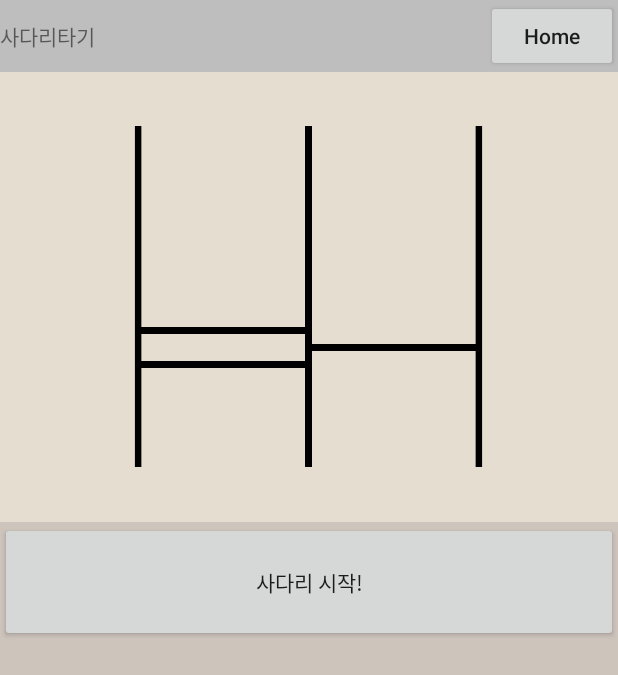
After one commit to cherrypicker1113/InnocentGhostLeg, an Android app: the LadderDrawingActivity screen opened directly, with no data from a screen before it, on a phone screen of 412 x 824 dp. The commit adds this screen. Shown: the top 675 px of the screen. Run offline under Robolectric (Android 15) with nearby library versions, the phone set to English and light mode, and no system bars.

Commit message:
#32 사다리 타기 기능 구현

```diff
--- a/app/src/main/AndroidManifest.xml
+++ b/app/src/main/AndroidManifest.xml
@@ -9,7 +9,8 @@
         android:roundIcon="@mipmap/ic_launcher_round"
         android:supportsRtl="true"
         android:theme="@style/Theme.InnocentGhostLeg">
-        <activity android:name=".GhostLegResultActivity"></activity>
+        <activity android:name=".ladder.LadderDrawingActivity"></activity>
+        <activity android:name=".GhostLegResultActivity" />
         <activity android:name=".ShjangActivity" />
         <activity android:name=".HrgwonActivity" />
         <activity android:name=".MainActivity">
--- a/app/src/main/java/com/innocent/ghostleg/ShjangActivity.kt
+++ b/app/src/main/java/com/innocent/ghostleg/ShjangActivity.kt
@@ -4,10 +4,10 @@ import android.content.Intent
 import android.support.v7.app.AppCompatActivity
 import android.os.Bundle
 import com.innocent.ghostleg.databinding.ActivityShjangBinding
+import com.innocent.ghostleg.ladder.LadderDrawingActivity
 
 class ShjangActivity : AppCompatActivity() {
     private lateinit var binding: ActivityShjangBinding
-    private var countOfPeople = 0
 
     override fun onCreate(savedInstanceState: Bundle?) {
         super.onCreate(savedInstanceState)
@@ -18,7 +18,7 @@ class ShjangActivity : AppCompatActivity() {
         }
 
         binding.btnDoGhostLeg.setOnClickListener {
-            val intent = Intent(this, GhostLegResultActivity::class.java)
+            val intent = Intent(this, LadderDrawingActivity::class.java)
             startActivity(intent)
         }
 
--- /dev/null
+++ b/app/src/main/java/com/innocent/ghostleg/ladder/Ladder.kt
@@ -0,0 +1,122 @@
+package com.innocent.ghostleg.ladder
+
+import android.graphics.Point
+import android.util.Log
+import java.io.Serializable
+
+class Ladder: Serializable {
+    public val MAX_HEIGHT = 20
+    public val HEIGHT_RANGE = 7.5f
+    public val MARGIN_HEIGHT = (MAX_HEIGHT - HEIGHT_RANGE * 2 - 1).toInt() / 2
+
+    public var pointGrid: ArrayList<ArrayList<Int>> = arrayListOf()
+
+    public fun getPoints(startPosition: Int): ArrayList<Point> {
+        val firstPoint = Point(startPosition, pointGrid[startPosition][0])
+        val points = arrayListOf<Point>(Point(startPosition, pointGrid[startPosition][0]))
+
+        var currentPoint = firstPoint
+        var isFindX = true
+
+        while (true) {
+            val xIndex = currentPoint.x
+            val yIndex = currentPoint.y
+            val yValue = pointGrid[xIndex][yIndex]
+
+            if (yValue === MAX_HEIGHT) break
+
+            if (isFindX) {
+                currentPoint = Point(xIndex, yIndex + 1)
+            } else {
+                val nextXIndex = if (xIndex >= 1 && pointGrid[xIndex - 1].contains(yValue) && (xIndex - 1) % 2 === yValue % 2) xIndex - 1 else xIndex + 1
+                val newYIndex = pointGrid[nextXIndex].indexOf(yValue)
+                currentPoint = Point(nextXIndex, newYIndex)
+            }
+            points.add(Point(currentPoint.x, pointGrid[currentPoint.x][currentPoint.y]))
+            isFindX = !isFindX
+        }
+
+        return points
+    }
+
+    public fun getVerticalLines(): ArrayList<Line> {
+        val lines = arrayListOf<Line>()
+        for (i in 0 until pointGrid.size) {
+            lines.add(Line(Point(i, 0), Point(i, MAX_HEIGHT)))
+        }
+        return lines
+    }
+
+    public fun getHorizontalLines(): ArrayList<Line> {
+        val lines = arrayListOf<Line>()
+
+        for (i in 0 until pointGrid.size - 1) {
+            val verticalLine = pointGrid[i]
+
+            for (j in 1 until verticalLine.size - 1) {
+                val y = verticalLine[j]
+                //나머지로 비교
+                if (y % 2 !== i % 2) continue
+
+                lines.add(
+                    Line(
+                        Point(i, y),
+                        Point(i + 1, y)
+                    )
+                )
+            }
+        }
+
+        return lines
+    }
+
+    public fun initializeLadder(count: Int) {
+        pointGrid.clear()
+        initializeVerticalLines(count)
+        initializeHorizontalLines(count)
+    }
+
+    fun initializeVerticalLines(count: Int) {
+        for (i in 0 until count) {
+            val newLine = arrayListOf(0, MAX_HEIGHT)
+            pointGrid.add(newLine)
+        }
+    }
+
+    fun initializeHorizontalLines(count: Int) {
+        var ladderCount = getLadderCount(count)
+
+        // 일단 1개씩은 다 넣어줌
+        for (i in 0 until count - 1) {
+            val rest = i % 2
+            val y = (Math.random() * HEIGHT_RANGE).toInt() * 2 + MARGIN_HEIGHT + rest
+            pointGrid[i].add(y)
+            pointGrid[i + 1].add(y)
+            ladderCount--
+
+        }
+
+        while (ladderCount > 0) {
+            val idx = (Math.random() * (count - 1)).toInt()
+
+            if (idx === count - 1) continue
+
+            val rest = idx % 2
+            val y = (Math.random() * HEIGHT_RANGE).toInt() * 2 + MARGIN_HEIGHT + rest
+            if (pointGrid[idx].contains(y)) continue
+
+            pointGrid[idx].add(y)
+            pointGrid[idx + 1].add(y)
+
+            ladderCount--
+        }
+
+        for (i in 0 until count) {
+            pointGrid[i].sort()
+        }
+    }
+
+    fun getLadderCount(count: Int): Int {
+        return count * 2 - 3
+    }
+}
--- /dev/null
+++ b/app/src/main/java/com/innocent/ghostleg/ladder/LadderDrawingActivity.kt
@@ -0,0 +1,117 @@
+package com.innocent.ghostleg.ladder
+
+import android.graphics.*
+import android.os.Bundle
+import android.support.v7.app.AppCompatActivity
+import android.util.Log
+import com.innocent.ghostleg.databinding.ActivityLadderDrawingBinding
+
+
+class LadderDrawingActivity : AppCompatActivity() {
+    private val CANVAS_SIZE: Float = 1000f
+    private val BITMAP_MARGIN: Float = 50f
+    private val BITMAP_SIZE: Int = (CANVAS_SIZE + BITMAP_MARGIN * 2).toInt()
+
+    private val STROKE_WIDTH: Float = 20f
+    private val COLOR_PRESET: Array<Int> = arrayOf(Color.RED, Color.BLUE, Color.GREEN, Color.CYAN, Color.MAGENTA, Color.WHITE, Color.YELLOW)
+
+    private lateinit var binding: ActivityLadderDrawingBinding
+    private val ladder: Ladder = Ladder()
+    private var bitmap = Bitmap.createBitmap(BITMAP_SIZE, BITMAP_SIZE, Bitmap.Config.ARGB_8888)
+    private var canvas = Canvas(bitmap)
+    private var count = 3
+
+    override fun onCreate(savedInstanceState: Bundle?) {
+        super.onCreate(savedInstanceState)
+
+        ladder.initializeLadder(count)
+        binding = ActivityLadderDrawingBinding.inflate(layoutInflater)
+        canvas.translate(BITMAP_MARGIN, BITMAP_MARGIN)
+        binding.canvas.setImageBitmap(bitmap)
+
+//        val intent = getIntent()
+//        val obj = intent.getSerializableExtra("mm")
+        drawLadder()
+        binding.btnRefresh.setOnClickListener {
+            onClickLadder()
+        }
+        setContentView(binding.root)
+    }
+
+    fun onClickLadder() {
+        drawPoints()
+        binding.btnRefresh.setOnClickListener {
+            onClickRefresh()
+        }
+    }
+
+    fun onClickRefresh() {
+        ladder.initializeLadder(++count)
+
+        bitmap = Bitmap.createBitmap(BITMAP_SIZE, BITMAP_SIZE, Bitmap.Config.ARGB_8888)
+        canvas = Canvas(bitmap)
+        canvas.translate(BITMAP_MARGIN, BITMAP_MARGIN)
+        binding.canvas.setImageBitmap(bitmap)
+
+        drawLadder()
+        binding.btnRefresh.setOnClickListener {
+            onClickLadder()
+        }
+    }
+
+    fun drawLadder() {
+        val paint = Paint(Paint.ANTI_ALIAS_FLAG)
+        paint.setColor(Color.BLACK)
+        paint.strokeWidth = STROKE_WIDTH
+        drawLines(ladder.getVerticalLines(), paint)
+        drawLines(ladder.getHorizontalLines(), paint)
+    }
+
+    fun drawLines(lines: ArrayList<Line>, paint: Paint) {
+        lines.forEach {
+            canvas.drawLine(
+                it.pt1.x.toFloat() * getWidthRatio(count),
+                it.pt1.y.toFloat() * getHeightRatio(),
+                it.pt2.x.toFloat() * getWidthRatio(count),
+                it.pt2.y.toFloat() * getHeightRatio()
+                , paint)
+        }
+    }
+
+    fun drawPoints() {
+        val paint = Paint(Paint.ANTI_ALIAS_FLAG)
+        val alpha = 150
+        paint.strokeWidth = STROKE_WIDTH
+
+        fun a(num: Int) {
+            paint.setColor(COLOR_PRESET[num % 7])
+            paint.alpha = alpha
+            drawPP(ladder.getPoints(num), paint)
+        }
+       for (i in 0 until count) {
+           a(i)
+       }
+    }
+
+    fun drawPP(points: ArrayList<Point>, paint: Paint) {
+        val floatPoints = points.map{PointF(it.x.toFloat() * getWidthRatio(count), it.y.toFloat() * getHeightRatio())}
+        val floatArray = FloatArray((points.size - 1) * 4)
+
+        for (i in 0 until points.size - 1) {
+            floatArray[i * 4] = floatPoints[i].x
+            floatArray[i * 4 + 1] = floatPoints[i].y
+            floatArray[i * 4 + 2] = floatPoints[i + 1].x
+            floatArray[i * 4 + 3] = floatPoints[i + 1].y
+        }
+
+        canvas.drawLines(floatArray, paint)
+    }
+
+    fun getWidthRatio(count: Int): Float {
+        return CANVAS_SIZE / (count - 1)
+    }
+
+    fun getHeightRatio(): Float {
+        return CANVAS_SIZE / 20
+    }
+}
--- /dev/null
+++ b/app/src/main/java/com/innocent/ghostleg/ladder/Line.kt
@@ -0,0 +1,6 @@
+package com.innocent.ghostleg.ladder
+
+import android.graphics.Point
+
+class Line constructor(public val pt1: Point, public val pt2: Point) {
+}
--- /dev/null
+++ b/app/src/main/res/layout/activity_ladder_drawing.xml
@@ -0,0 +1,104 @@
+<?xml version="1.0" encoding="utf-8"?>
+<LinearLayout xmlns:android="http://schemas.android.com/apk/res/android"
+    xmlns:app="http://schemas.android.com/apk/res-auto"
+    xmlns:tools="http://schemas.android.com/tools"
+    android:layout_width="match_parent"
+    android:layout_height="match_parent"
+    android:background="#CDC4BC"
+    android:orientation="vertical"
+    tools:context=".ladder.LadderDrawingActivity">
+
+    <LinearLayout
+        android:layout_width="match_parent"
+        android:layout_height="48dp"
+        android:background="#BFBEBE"
+        android:orientation="horizontal">
+
+        <TextView
+            android:layout_width="wrap_content"
+            android:layout_height="match_parent"
+            android:gravity="center_vertical"
+            android:text="사다리타기" />
+
+        <View
+            android:layout_width="0dp"
+            android:layout_height="match_parent"
+            android:layout_weight="1" />
+
+        <Button
+            android:id="@+id/btnGoToHome"
+            android:layout_width="wrap_content"
+            android:layout_height="match_parent"
+            android:text="Home"
+            android:textAllCaps="false" />
+
+    </LinearLayout>
+    <LinearLayout
+        android:layout_width="match_parent"
+        android:layout_height="300dp"
+        android:background="#E6DDD1"
+        android:orientation="horizontal">
+        <LinearLayout
+            android:layout_width="0dp"
+            android:layout_height="match_parent"
+            android:layout_weight="0.1" />
+        <LinearLayout
+            android:layout_width="0dp"
+            android:layout_height="match_parent"
+            android:layout_weight="1"
+            android:orientation="vertical">
+            <LinearLayout
+                android:layout_width="match_parent"
+                android:layout_height="0dp"
+                android:layout_weight="0.1" />
+            <LinearLayout
+                android:layout_width="match_parent"
+                android:layout_height="0dp"
+                android:layout_weight="1"
+                android:orientation="horizontal">
+                <ImageView
+                    android:id="@+id/canvas"
+                    android:layout_width="match_parent"
+                    android:layout_height="match_parent" />
+
+<!--                <android.support.constraint.helper.Layer-->
+<!--                    android:layout_width="match_parent"-->
+<!--                    android:layout_height="match_parent" />-->
+
+<!--                <ImageView-->
+<!--                    android:id="@+id/canvas2"-->
+<!--                    android:layout_width="match_parent"-->
+<!--                    android:layout_height="match_parent" />-->
+            </LinearLayout>
+            <LinearLayout
+                android:layout_width="match_parent"
+                android:layout_height="0dp"
+                android:layout_weight="0.1" />
+        </LinearLayout>
+        <LinearLayout
+            android:layout_width="0dp"
+            android:layout_height="match_parent"
+            android:layout_weight="0.1" />
+
+    </LinearLayout>
+
+    <LinearLayout
+        android:layout_width="match_parent"
+        android:layout_height="0dp"
+        android:layout_weight="1"
+        android:orientation="vertical">
+
+        <Button
+            android:id="@+id/btnRefresh"
+            android:layout_width="match_parent"
+            android:layout_height="80dp"
+            android:text="사다리 시작!"
+            android:textAllCaps="false" />
+
+        <LinearLayout
+            android:layout_width="match_parent"
+            android:layout_height="match_parent"
+            android:orientation="horizontal">
+        </LinearLayout>
+    </LinearLayout>
+</LinearLayout>
--- a/app/src/main/res/layout/layout_counter.xml
+++ b/app/src/main/res/layout/layout_counter.xml
@@ -34,7 +34,8 @@
                 android:layout_height="40dp"
                 android:background="@drawable/btn_radius"
                 android:textSize="15sp"
-                android:text="－" />
+                android:text="－"
+                android:onClick="onClickButtonDecrease"/>
 
             <LinearLayout
                 android:layout_width="wrap_content"
```
